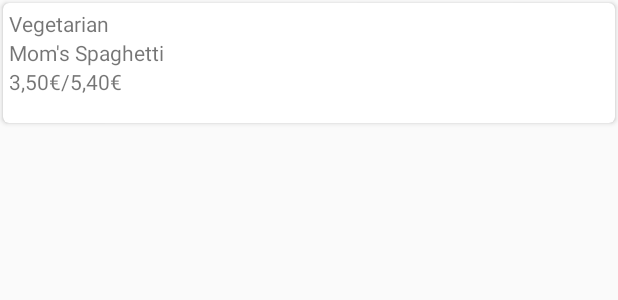
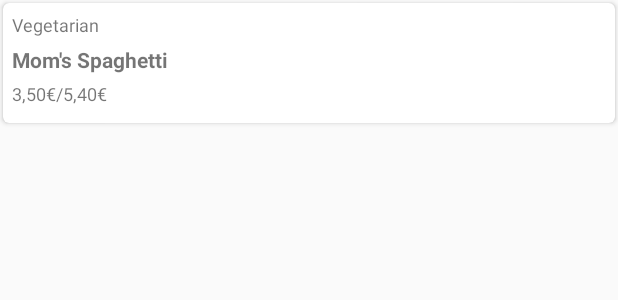
Before and after one commit to SoundSonic1/SimpleMensa, an Android app: the layout meal_item.xml on its own in the app's theme, with its tools: preview values and no code run, on a phone screen of 412 x 824 dp. Shown: the top 300 px of the screen. Run offline under Robolectric (Android 15) with nearby library versions, the phone set to English and light mode, and no system bars.

Commit message:
Update item ui

```diff
--- a/app/src/main/java/com/soundsonic/simplemensa/ui/meals/MealsFragment.kt
+++ b/app/src/main/java/com/soundsonic/simplemensa/ui/meals/MealsFragment.kt
@@ -71,6 +71,5 @@ class MealsFragment : Fragment() {
             layoutManager = LinearLayoutManager(requireContext())
             itemAnimator = customItemAnimator
         }
-
     }
 }
--- a/app/src/main/res/layout/meal_item.xml
+++ b/app/src/main/res/layout/meal_item.xml
@@ -17,7 +17,7 @@
         <androidx.constraintlayout.widget.ConstraintLayout
             android:layout_width="match_parent"
             android:layout_height="match_parent"
-            android:padding="4dp">
+            android:padding="6dp">
             <androidx.appcompat.widget.AppCompatTextView
                 android:layout_width="match_parent"
                 android:layout_height="wrap_content"
@@ -25,6 +25,7 @@
                 android:text="@{meal.category}"
                 android:maxLines="1"
                 android:ellipsize="end"
+                android:textSize="12sp"
                 app:layout_constraintTop_toTopOf="parent"
                 app:layout_constraintStart_toStartOf="parent"
                 tools:text="@string/meal_category">
@@ -35,9 +36,11 @@
                 android:layout_height="wrap_content"
                 android:id="@+id/meal_name_text_view"
                 android:text="@{meal.name}"
-                android:maxLines="1"
+                android:textStyle="bold"
+                android:maxLines="2"
                 android:ellipsize="end"
                 app:layout_constraintTop_toBottomOf="@id/meal_category_text_view"
+                app:layout_constraintBottom_toTopOf="@id/meal_prices_text_view"
                 tools:text="@string/meal_name"
                 >
 
@@ -47,7 +50,9 @@
                 android:layout_width="100dp"
                 android:layout_height="wrap_content"
                 android:id="@+id/meal_prices_text_view"
+                android:textSize="12sp"
                 app:layout_constraintTop_toBottomOf="@id/meal_name_text_view"
+                app:layout_constraintBottom_toBottomOf="parent"
                 app:layout_constraintStart_toStartOf="parent"
                 app:prices="@{meal.prices}"
                 tools:text="@string/meal_prices"
```
Also changed, not shown: app/src/main/res/layout/canteen_item.xml (+9 -3 lines).
